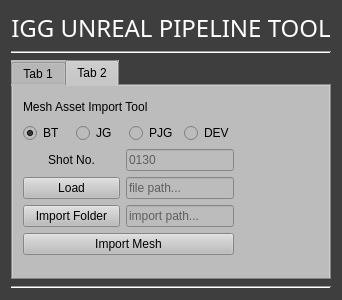
Qt form BasicScripting/Plugins/UnrealPythonLibraryPlugin/Content/Python/QtWindows/QtWindowIGG.ui (viclw17/UEGym) before a commit.
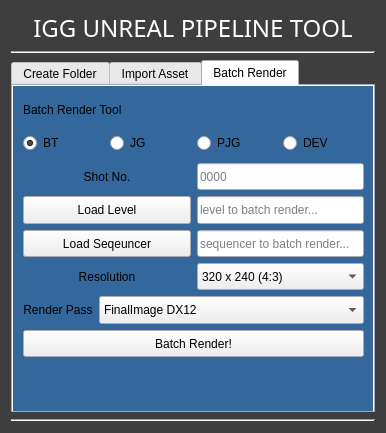
The same form after that commit.

The edit to the form file:
```diff
--- a/BasicScripting/Plugins/UnrealPythonLibraryPlugin/Content/Python/QtWindows/QtWindowIGG.ui
+++ b/BasicScripting/Plugins/UnrealPythonLibraryPlugin/Content/Python/QtWindows/QtWindowIGG.ui
@@ -6,8 +6,8 @@
    <rect>
     <x>0</x>
     <y>0</y>
-    <width>260</width>
-    <height>300</height>
+    <width>386</width>
+    <height>433</height>
    </rect>
   </property>
   <property name="palette">
@@ -215,7 +215,6 @@
   <property name="styleSheet">
    <string notr="true">QWidget#Form {
 	background-color:rgb(62, 62, 62);
-	color:white;
 }</string>
   </property>
   <layout class="QVBoxLayout" name="verticalLayout_2">
@@ -264,18 +263,24 @@
      <property name="layoutDirection">
       <enum>Qt::LeftToRight</enum>
      </property>
+     <property name="autoFillBackground">
+      <bool>false</bool>
+     </property>
      <property name="styleSheet">
-      <string notr="true">background-color: rgb(188, 188, 188);</string>
+      <string notr="true"/>
+     </property>
+     <property name="tabShape">
+      <enum>QTabWidget::Rounded</enum>
      </property>
      <property name="currentIndex">
-      <number>1</number>
+      <number>2</number>
      </property>
      <widget class="QWidget" name="tab">
       <property name="styleSheet">
        <string notr="true"/>
       </property>
       <attribute name="title">
-       <string>Tab 1</string>
+       <string>Create Folder</string>
       </attribute>
       <widget class="QWidget" name="verticalLayoutWidget">
        <property name="geometry">
@@ -404,15 +409,15 @@
        <enum>Qt::LeftToRight</enum>
       </property>
       <attribute name="title">
-       <string>Tab 2</string>
+       <string>Import Asset</string>
       </attribute>
       <widget class="QWidget" name="verticalLayoutWidget_2">
        <property name="geometry">
         <rect>
          <x>10</x>
          <y>10</y>
-         <width>211</width>
-         <height>159</height>
+         <width>341</width>
+         <height>191</height>
         </rect>
        </property>
        <layout class="QVBoxLayout" name="verticalLayout_3">
@@ -436,6 +441,12 @@
          <layout class="QHBoxLayout" name="horizontalLayout_ShotTags2">
           <item>
            <widget class="QRadioButton" name="shotTag_BT_3">
+            <property name="sizePolicy">
+             <sizepolicy hsizetype="Preferred" vsizetype="Preferred">
+              <horstretch>0</horstretch>
+              <verstretch>0</verstretch>
+             </sizepolicy>
+            </property>
             <property name="font">
              <font>
               <weight>50</weight>
@@ -458,6 +469,12 @@
           </item>
           <item>
            <widget class="QRadioButton" name="shotTag_JG_3">
+            <property name="sizePolicy">
+             <sizepolicy hsizetype="Preferred" vsizetype="Preferred">
+              <horstretch>0</horstretch>
+              <verstretch>0</verstretch>
+             </sizepolicy>
+            </property>
             <property name="text">
              <string>JG</string>
             </property>
@@ -465,6 +482,12 @@
           </item>
           <item>
            <widget class="QRadioButton" name="shotTag_PJG_3">
+            <property name="sizePolicy">
+             <sizepolicy hsizetype="Preferred" vsizetype="Preferred">
+              <horstretch>0</horstretch>
+              <verstretch>0</verstretch>
+             </sizepolicy>
+            </property>
             <property name="text">
              <string>PJG</string>
             </property>
@@ -472,6 +495,12 @@
           </item>
           <item>
            <widget class="QRadioButton" name="shotTag_DEV_3">
+            <property name="sizePolicy">
+             <sizepolicy hsizetype="Preferred" vsizetype="Preferred">
+              <horstretch>0</horstretch>
+              <verstretch>0</verstretch>
+             </sizepolicy>
+            </property>
             <property name="text">
              <string>DEV</string>
             </property>
@@ -515,7 +544,7 @@
              <number>8</number>
             </property>
             <property name="placeholderText">
-             <string>0130</string>
+             <string>0000</string>
             </property>
            </widget>
           </item>
@@ -532,7 +561,7 @@
           <item>
            <widget class="QPushButton" name="button_Load">
             <property name="sizePolicy">
-             <sizepolicy hsizetype="Preferred" vsizetype="Fixed">
+             <sizepolicy hsizetype="Preferred" vsizetype="Preferred">
               <horstretch>0</horstretch>
               <verstretch>0</verstretch>
              </sizepolicy>
@@ -545,7 +574,7 @@
           <item>
            <widget class="QLineEdit" name="lineEdit_Path">
             <property name="sizePolicy">
-             <sizepolicy hsizetype="Preferred" vsizetype="Fixed">
+             <sizepolicy hsizetype="Preferred" vsizetype="Preferred">
               <horstretch>0</horstretch>
               <verstretch>0</verstretch>
              </sizepolicy>
@@ -568,7 +597,7 @@
           <item>
            <widget class="QPushButton" name="button_ImportFolder">
             <property name="sizePolicy">
-             <sizepolicy hsizetype="Preferred" vsizetype="Fixed">
+             <sizepolicy hsizetype="Preferred" vsizetype="Preferred">
               <horstretch>0</horstretch>
               <verstretch>0</verstretch>
              </sizepolicy>
@@ -581,7 +610,7 @@
           <item>
            <widget class="QLineEdit" name="lineEdit_ImportPath">
             <property name="sizePolicy">
-             <sizepolicy hsizetype="Preferred" vsizetype="Fixed">
+             <sizepolicy hsizetype="Preferred" vsizetype="Preferred">
               <horstretch>0</horstretch>
               <verstretch>0</verstretch>
              </sizepolicy>
@@ -601,6 +630,12 @@
         </item>
         <item>
          <widget class="QPushButton" name="button_ImportSM">
+          <property name="sizePolicy">
+           <sizepolicy hsizetype="Preferred" vsizetype="Preferred">
+            <horstretch>0</horstretch>
+            <verstretch>0</verstretch>
+           </sizepolicy>
+          </property>
           <property name="text">
            <string>Import Mesh</string>
           </property>
@@ -609,6 +644,453 @@
        </layout>
       </widget>
      </widget>
+     <widget class="QWidget" name="tab_3">
+      <property name="autoFillBackground">
+       <bool>true</bool>
+      </property>
+      <property name="styleSheet">
+       <string notr="true">QWidget#tab_3 {
+	background-color:rgb(52, 104, 156)
+}</string>
+      </property>
+      <attribute name="title">
+       <string>Batch Render</string>
+      </attribute>
+      <widget class="QWidget" name="verticalLayoutWidget_3">
+       <property name="geometry">
+        <rect>
+         <x>10</x>
+         <y>10</y>
+         <width>341</width>
+         <height>261</height>
+        </rect>
+       </property>
+       <layout class="QVBoxLayout" name="verticalLayout_4">
+        <item>
+         <widget class="QLabel" name="label_BatchRender">
+          <property name="enabled">
+           <bool>true</bool>
+          </property>
+          <property name="text">
+           <string>Batch Render Tool</string>
+          </property>
+         </widget>
+        </item>
+        <item>
+         <layout class="QHBoxLayout" name="horizontalLayout_RenderShotTag">
+          <item>
+           <widget class="QRadioButton" name="shotTag_BT_4">
+            <property name="sizePolicy">
+             <sizepolicy hsizetype="Preferred" vsizetype="Preferred">
+              <horstretch>0</horstretch>
+              <verstretch>0</verstretch>
+             </sizepolicy>
+            </property>
+            <property name="font">
+             <font>
+              <weight>50</weight>
+              <bold>false</bold>
+             </font>
+            </property>
+            <property name="layoutDirection">
+             <enum>Qt::LeftToRight</enum>
+            </property>
+            <property name="autoFillBackground">
+             <bool>false</bool>
+            </property>
+            <property name="text">
+             <string>BT</string>
+            </property>
+            <property name="checked">
+             <bool>true</bool>
+            </property>
+           </widget>
+          </item>
+          <item>
+           <widget class="QRadioButton" name="shotTag_JG_4">
+            <property name="sizePolicy">
+             <sizepolicy hsizetype="Preferred" vsizetype="Preferred">
+              <horstretch>0</horstretch>
+              <verstretch>0</verstretch>
+             </sizepolicy>
+            </property>
+            <property name="text">
+             <string>JG</string>
+            </property>
+           </widget>
+          </item>
+          <item>
+           <widget class="QRadioButton" name="shotTag_PJG_4">
+            <property name="sizePolicy">
+             <sizepolicy hsizetype="Preferred" vsizetype="Preferred">
+              <horstretch>0</horstretch>
+              <verstretch>0</verstretch>
+             </sizepolicy>
+            </property>
+            <property name="text">
+             <string>PJG</string>
+            </property>
+           </widget>
+          </item>
+          <item>
+           <widget class="QRadioButton" name="shotTag_DEV_4">
+            <property name="sizePolicy">
+             <sizepolicy hsizetype="Preferred" vsizetype="Preferred">
+              <horstretch>0</horstretch>
+              <verstretch>0</verstretch>
+             </sizepolicy>
+            </property>
+            <property name="text">
+             <string>DEV</string>
+            </property>
+           </widget>
+          </item>
+         </layout>
+        </item>
+        <item>
+         <layout class="QHBoxLayout" name="horizontalLayout_4">
+          <property name="topMargin">
+           <number>0</number>
+          </property>
+          <item>
+           <widget class="QLabel" name="label_RenderShotNo">
+            <property name="sizePolicy">
+             <sizepolicy hsizetype="Preferred" vsizetype="Preferred">
+              <horstretch>0</horstretch>
+              <verstretch>0</verstretch>
+             </sizepolicy>
+            </property>
+            <property name="layoutDirection">
+             <enum>Qt::LeftToRight</enum>
+            </property>
+            <property name="text">
+             <string>Shot No.</string>
+            </property>
+            <property name="alignment">
+             <set>Qt::AlignCenter</set>
+            </property>
+           </widget>
+          </item>
+          <item>
+           <widget class="QLineEdit" name="lineEdit_RenderShotNo">
+            <property name="sizePolicy">
+             <sizepolicy hsizetype="Preferred" vsizetype="Preferred">
+              <horstretch>0</horstretch>
+              <verstretch>0</verstretch>
+             </sizepolicy>
+            </property>
+            <property name="mouseTracking">
+             <bool>true</bool>
+            </property>
+            <property name="focusPolicy">
+             <enum>Qt::StrongFocus</enum>
+            </property>
+            <property name="autoFillBackground">
+             <bool>false</bool>
+            </property>
+            <property name="maxLength">
+             <number>4</number>
+            </property>
+            <property name="echoMode">
+             <enum>QLineEdit::Normal</enum>
+            </property>
+            <property name="placeholderText">
+             <string>0000</string>
+            </property>
+            <property name="cursorMoveStyle">
+             <enum>Qt::LogicalMoveStyle</enum>
+            </property>
+            <property name="clearButtonEnabled">
+             <bool>false</bool>
+            </property>
+           </widget>
+          </item>
+         </layout>
+        </item>
+        <item>
+         <layout class="QHBoxLayout" name="horizontalLayout_6">
+          <property name="topMargin">
+           <number>0</number>
+          </property>
+          <item>
+           <widget class="QPushButton" name="button_LoadLevel">
+            <property name="sizePolicy">
+             <sizepolicy hsizetype="Preferred" vsizetype="Preferred">
+              <horstretch>0</horstretch>
+              <verstretch>0</verstretch>
+             </sizepolicy>
+            </property>
+            <property name="text">
+             <string>Load Level</string>
+            </property>
+           </widget>
+          </item>
+          <item>
+           <widget class="QLineEdit" name="lineEdit_Level">
+            <property name="sizePolicy">
+             <sizepolicy hsizetype="Preferred" vsizetype="Preferred">
+              <horstretch>0</horstretch>
+              <verstretch>0</verstretch>
+             </sizepolicy>
+            </property>
+            <property name="text">
+             <string/>
+            </property>
+            <property name="maxLength">
+             <number>100</number>
+            </property>
+            <property name="readOnly">
+             <bool>true</bool>
+            </property>
+            <property name="placeholderText">
+             <string>level to batch render...</string>
+            </property>
+           </widget>
+          </item>
+         </layout>
+        </item>
+        <item>
+         <layout class="QHBoxLayout" name="horizontalLayout_7">
+          <property name="topMargin">
+           <number>0</number>
+          </property>
+          <item>
+           <widget class="QPushButton" name="button_LoadSeq">
+            <property name="sizePolicy">
+             <sizepolicy hsizetype="Preferred" vsizetype="Preferred">
+              <horstretch>0</horstretch>
+              <verstretch>0</verstretch>
+             </sizepolicy>
+            </property>
+            <property name="text">
+             <string>Load Seqeuncer</string>
+            </property>
+           </widget>
+          </item>
+          <item>
+           <widget class="QLineEdit" name="lineEdit_Seq">
+            <property name="sizePolicy">
+             <sizepolicy hsizetype="Preferred" vsizetype="Preferred">
+              <horstretch>0</horstretch>
+              <verstretch>0</verstretch>
+             </sizepolicy>
+            </property>
+            <property name="text">
+             <string/>
+            </property>
+            <property name="maxLength">
+             <number>100</number>
+            </property>
+            <property name="readOnly">
+             <bool>true</bool>
+            </property>
+            <property name="placeholderText">
+             <string>sequencer to batch render...</string>
+            </property>
+           </widget>
+          </item>
+         </layout>
+        </item>
+        <item>
+         <layout class="QHBoxLayout" name="horizontalLayout_9">
+          <property name="topMargin">
+           <number>0</number>
+          </property>
+          <item>
+           <widget class="QLabel" name="label_Res">
+            <property name="sizePolicy">
+             <sizepolicy hsizetype="Preferred" vsizetype="Preferred">
+              <horstretch>0</horstretch>
+              <verstretch>0</verstretch>
+             </sizepolicy>
+            </property>
+            <property name="layoutDirection">
+             <enum>Qt::LeftToRight</enum>
+            </property>
+            <property name="text">
+             <string>Resolution</string>
+            </property>
+            <property name="alignment">
+             <set>Qt::AlignCenter</set>
+            </property>
+           </widget>
+          </item>
+          <item>
+           <widget class="QComboBox" name="comboBox_Res">
+            <property name="sizePolicy">
+             <sizepolicy hsizetype="Preferred" vsizetype="Preferred">
+              <horstretch>0</horstretch>
+              <verstretch>0</verstretch>
+             </sizepolicy>
+            </property>
+            <item>
+             <property name="text">
+              <string>320 x 240 (4:3)</string>
+             </property>
+            </item>
+            <item>
+             <property name="text">
+              <string>640 x 480 (4:3)</string>
+             </property>
+            </item>
+            <item>
+             <property name="text">
+              <string>640 x 360 (16:9)</string>
+             </property>
+            </item>
+            <item>
+             <property name="text">
+              <string>1280 x 720 (16:9)</string>
+             </property>
+            </item>
+            <item>
+             <property name="text">
+              <string>1920 x 1080 (16:9)</string>
+             </property>
+            </item>
+            <item>
+             <property name="text">
+              <string>3840 x 2160 (16:9)</string>
+             </property>
+            </item>
+            <item>
+             <property name="text">
+              <string>2880 x 1620 (2K)</string>
+             </property>
+            </item>
+           </widget>
+          </item>
+         </layout>
+        </item>
+        <item>
+         <layout class="QHBoxLayout" name="horizontalLayout_11">
+          <property name="topMargin">
+           <number>0</number>
+          </property>
+          <item>
+           <widget class="QLabel" name="label_RenderPass">
+            <property name="sizePolicy">
+             <sizepolicy hsizetype="Preferred" vsizetype="Preferred">
+              <horstretch>0</horstretch>
+              <verstretch>0</verstretch>
+             </sizepolicy>
+            </property>
+            <property name="layoutDirection">
+             <enum>Qt::LeftToRight</enum>
+            </property>
+            <property name="text">
+             <string>Render Pass</string>
+            </property>
+            <property name="alignment">
+             <set>Qt::AlignCenter</set>
+            </property>
+           </widget>
+          </item>
+          <item>
+           <widget class="QComboBox" name="comboBox_RenderPass">
+            <property name="sizePolicy">
+             <sizepolicy hsizetype="Preferred" vsizetype="Preferred">
+              <horstretch>0</horstretch>
+              <verstretch>0</verstretch>
+             </sizepolicy>
+            </property>
+            <property name="currentIndex">
+             <number>0</number>
+            </property>
+            <property name="maxVisibleItems">
+             <number>20</number>
+            </property>
+            <property name="sizeAdjustPolicy">
+             <enum>QComboBox::AdjustToContents</enum>
+            </property>
+            <property name="modelColumn">
+             <number>0</number>
+            </property>
+            <item>
+             <property name="text">
+              <string>FinalImage DX12</string>
+             </property>
+            </item>
+            <item>
+             <property name="text">
+              <string>ShadingModel 12</string>
+             </property>
+            </item>
+            <item>
+             <property name="text">
+              <string>SceneDepth DX12</string>
+             </property>
+            </item>
+            <item>
+             <property name="text">
+              <string>WorldNormal DX12</string>
+             </property>
+            </item>
+            <item>
+             <property name="text">
+              <string>Velocity DX11</string>
+             </property>
+            </item>
+            <item>
+             <property name="text">
+              <string>AO DX12</string>
+             </property>
+            </item>
+            <item>
+             <property name="text">
+              <string>CustomBuffer2 DX12</string>
+             </property>
+            </item>
+            <item>
+             <property name="text">
+              <string>CustomStencil DX12</string>
+             </property>
+            </item>
+            <item>
+             <property name="text">
+              <string>WorldPosition DX11</string>
+             </property>
+            </item>
+            <item>
+             <property name="text">
+              <string>AO,FinalImage DX12</string>
+             </property>
+            </item>
+            <item>
+             <property name="text">
+              <string>CusBuffer2,CusStencil,ShadingModel DX12</string>
+             </property>
+            </item>
+            <item>
+             <property name="text">
+              <string>SceneDepth,WorldNormal DX12</string>
+             </property>
+            </item>
+            <item>
+             <property name="text">
+              <string>Velocity,WorldPosition DX11</string>
+             </property>
+            </item>
+           </widget>
+          </item>
+         </layout>
+        </item>
+        <item>
+         <widget class="QPushButton" name="button_BatchRender">
+          <property name="sizePolicy">
+           <sizepolicy hsizetype="Preferred" vsizetype="Preferred">
+            <horstretch>0</horstretch>
+            <verstretch>0</verstretch>
+           </sizepolicy>
+          </property>
+          <property name="text">
+           <string>Batch Render!</string>
+          </property>
+         </widget>
+        </item>
+       </layout>
+      </widget>
+     </widget>
     </widget>
    </item>
    <item>
```
Left out of the diff: 45 changed lines with no effect on the pictures.
